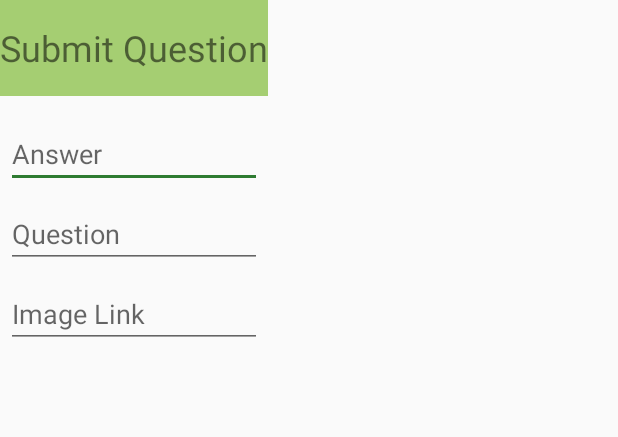
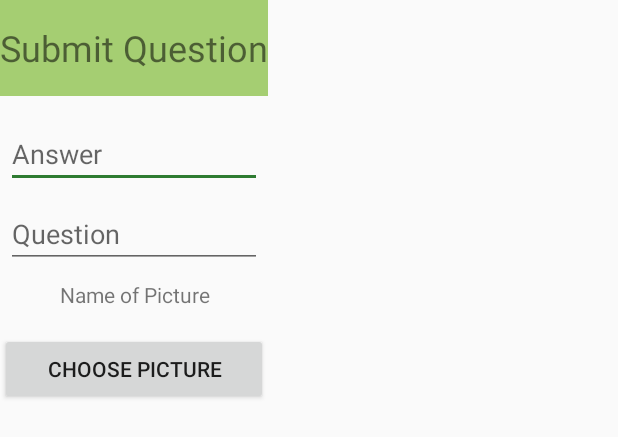
Before and after one commit to LudNaucnik/Quiz, an Android app: the layout add_data_alert.xml on its own in the app's theme, with its tools: preview values and no code run, on a phone screen of 412 x 824 dp. Shown: the top 437 px of the screen. Run offline under Robolectric (Android 15) with nearby library versions, the phone set to English and light mode, and no system bars.

Commit message:
User can submit question with image upload

```diff
--- a/app/src/main/AndroidManifest.xml
+++ b/app/src/main/AndroidManifest.xml
@@ -7,6 +7,7 @@
     <uses-permission android:name="android.permission.BIND_NOTIFICATION_LISTENER_SERVICE" />
     <uses-permission android:name="android.permission.ACCESS_NOTIFICATION_POLICY" />
     <uses-permission android:name="android.permission.MEDIA_CONTENT_CONTROL" />
+    <uses-permission android:name="android.permission.READ_EXTERNAL_STORAGE" />
 
     <application
         android:allowBackup="true"
--- a/app/src/main/res/layout/add_data_alert.xml
+++ b/app/src/main/res/layout/add_data_alert.xml
@@ -8,10 +8,10 @@
         android:layout_height="64dp"
         android:background="#A5CE72"
         android:contentDescription="Add Data"
+        android:gravity="center"
         android:scaleType="center"
         android:text="Submit Question"
-        android:gravity="center"
-        android:textSize="24dp"/>
+        android:textSize="24dp" />
 
     <EditText
         android:id="@+id/answer"
@@ -22,7 +22,7 @@
         android:layout_marginRight="4dp"
         android:layout_marginTop="16dp"
         android:hint="Answer"
-        android:inputType="textCapSentences"/>
+        android:inputType="textCapSentences" />
 
     <EditText
         android:id="@+id/question"
@@ -34,10 +34,21 @@
         android:layout_marginTop="4dp"
         android:fontFamily="sans-serif"
         android:hint="Question"
-        android:inputType="textCapSentences"/>
+        android:inputType="textCapSentences" />
 
-    <EditText
-        android:id="@+id/imgurlText"
+    <!--<EditText-->
+    <!--android:id="@+id/imgurlText"-->
+    <!--android:layout_width="match_parent"-->
+    <!--android:layout_height="wrap_content"-->
+    <!--android:layout_marginBottom="16dp"-->
+    <!--android:layout_marginLeft="4dp"-->
+    <!--android:layout_marginRight="4dp"-->
+    <!--android:layout_marginTop="4dp"-->
+    <!--android:fontFamily="sans-serif"-->
+    <!--android:hint="Image Link" />-->
+
+    <TextView
+        android:id="@+id/imgid"
         android:layout_width="match_parent"
         android:layout_height="wrap_content"
         android:layout_marginBottom="16dp"
@@ -45,23 +56,13 @@
         android:layout_marginRight="4dp"
         android:layout_marginTop="4dp"
         android:fontFamily="sans-serif"
-        android:hint="Image Link" />
+        android:text="Name of Picture"
+        android:textAlignment="center" />
 
-    <!--<TextView-->
-    <!--android:id="@+id/imgid"-->
-    <!--android:layout_width="match_parent"-->
-    <!--android:layout_height="wrap_content"-->
-    <!--android:text="nameofpicture"-->
-    <!--android:layout_marginBottom="16dp"-->
-    <!--android:layout_marginLeft="4dp"-->
-    <!--android:layout_marginRight="4dp"-->
-    <!--android:layout_marginTop="4dp"-->
-    <!--android:fontFamily="sans-serif" />-->
-
-    <!--<Button-->
-    <!--android:id="@+id/choosePictureButton"-->
-    <!--android:layout_width="match_parent"-->
-    <!--android:layout_height="wrap_content"-->
-    <!--android:text="Choose Picture" />-->
+    <Button
+        android:id="@+id/choosePictureButton"
+        android:layout_width="match_parent"
+        android:layout_height="wrap_content"
+        android:text="Choose Picture" />
 
 </LinearLayout>
```
Also changed, not shown: app/src/main/java/com/ljube/bajtaktarov/quiz/MainActivity.java (+48 -29 lines).
